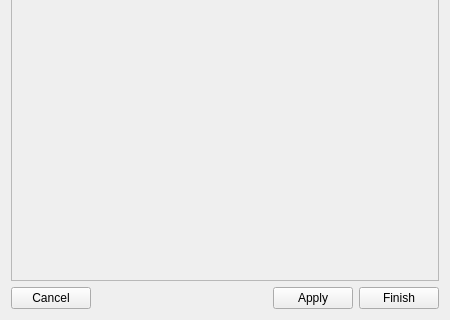
This is pulse/interface/data/ui_files/common/mesh_input_common.ui in open-pulse/OpenPulse as Qt 5 draws it before an edit; both pictures show x 0 to 450 and y 230 to 550 of the 450 by 550 pixel window. The edited form follows.
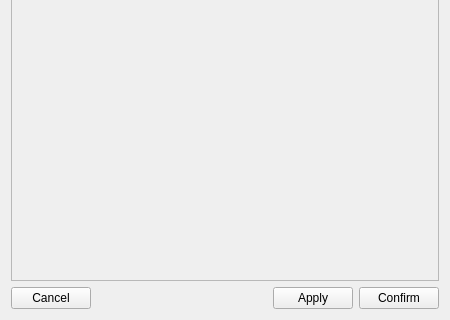
This is the edited form.

Commit message: create a common window for editor inputs as well

Diff of the .ui file:
```diff
--- a/pulse/interface/data/ui_files/common/mesh_input_common.ui
+++ b/pulse/interface/data/ui_files/common/mesh_input_common.ui
@@ -181,7 +181,7 @@
      <item>
       <widget class="QPushButton" name="pushButton">
        <property name="text">
-        <string>Finish</string>
+        <string>Confirm</string>
        </property>
       </widget>
      </item>
```
Left out of the diff: 9 changed lines with no effect on the pictures. The commit also changes 4 other files.
